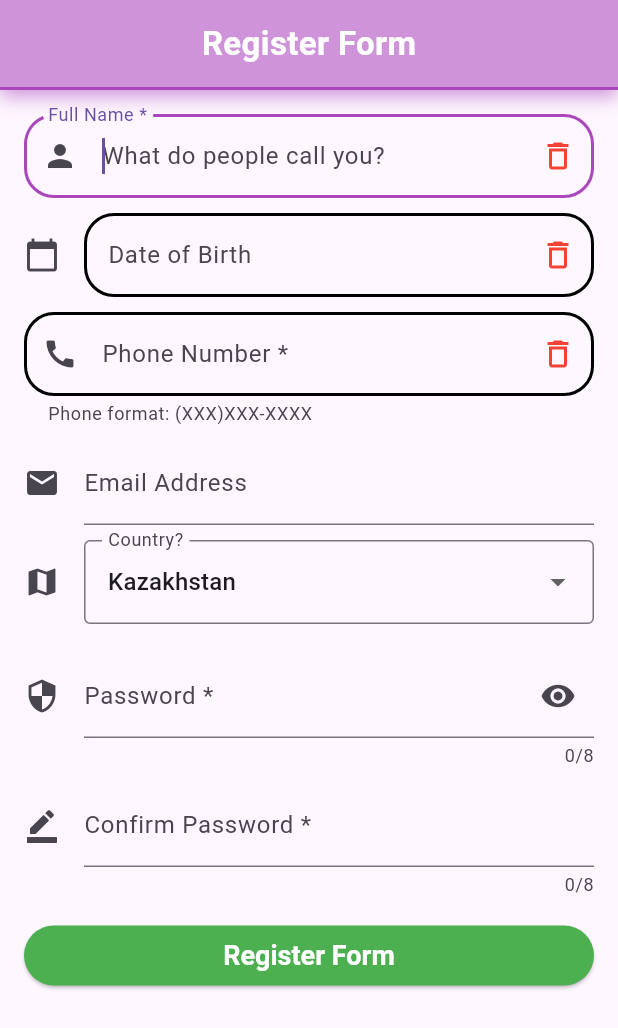
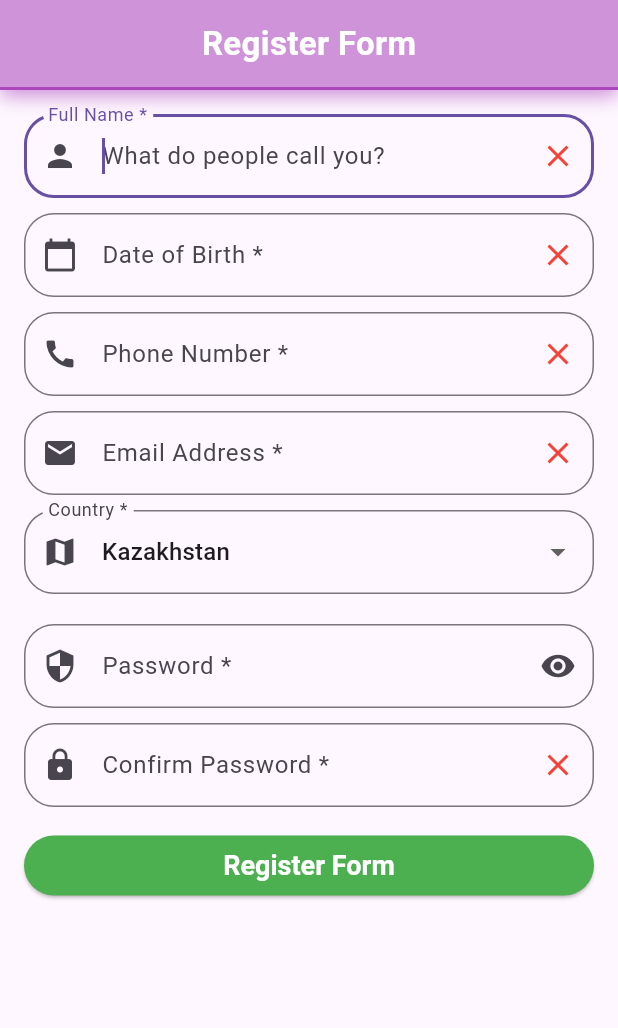
Before and after one commit to Ayazhan-smart/lab_6, a Flutter app: the screen it shows after launch, on a phone screen of 412 x 824 dp. Shown: the top 1028 px of the screen. Run offline on Flutter 3.47's test engine with Material 3 defaults, Android fonts, the phone set to English and light mode, and no system bars.

Commit message:
.\lab_6\

```diff
--- a/lab_6/lib/pages/register_form_page.dart
+++ b/lab_6/lib/pages/register_form_page.dart
@@ -100,22 +100,12 @@ class _RegisterFormPageState extends State<RegisterFormPage> {
     labelText: 'Full Name *',
     hintText: 'What do people call you?',
     prefixIcon: const Icon(Icons.person),
-                suffixIcon: GestureDetector(
-                  onTap: () {
-                    _nameController.clear();
-                  },
-                  child: const Icon(
-                    Icons.delete_outline,
-                    color: Colors.red,
+    suffixIcon: IconButton(
+      icon: const Icon(Icons.clear, color: Colors.red),
+      onPressed: () => _nameController.clear(),
     ),
-                ),
-                enabledBorder: const OutlineInputBorder(
-                  borderRadius: BorderRadius.all(Radius.circular(20.0)),
-                  borderSide: BorderSide(color: Colors.black, width: 2.0),
-                ),
-                focusedBorder: OutlineInputBorder(
-                  borderRadius: const BorderRadius.all(Radius.circular(20.0)),
-                  borderSide: BorderSide(color:  Colors.purple[400]!, width: 2.0),
+    border: OutlineInputBorder(
+      borderRadius: BorderRadius.circular(20.0),
     ),
   ),
   validator: validateName,
@@ -125,26 +115,15 @@ class _RegisterFormPageState extends State<RegisterFormPage> {
 TextFormField(
   controller: _dobController,
   decoration: InputDecoration(
-               border: OutlineInputBorder(),
-               icon: Icon(Icons.calendar_today),
-               labelText: 'Date of Birth',
+    labelText: 'Date of Birth *',
     hintText: 'DD/MM/YYYY',
-               suffixIcon: GestureDetector(
-                  onLongPress: () {
-                    _phoneController.clear();
-                  },
-                  child: const Icon(
-                    Icons.delete_outline,
-                    color: Colors.red,
+    prefixIcon: const Icon(Icons.calendar_today),
+    suffixIcon: IconButton(
+      icon: const Icon(Icons.clear, color: Colors.red),
+      onPressed: () => _dobController.clear(),
     ),
-                ),
-                enabledBorder: const OutlineInputBorder(
-                  borderRadius: BorderRadius.all(Radius.circular(20.0)),
-                  borderSide: BorderSide(color: Colors.black, width: 2.0),
-                ),
-                focusedBorder: OutlineInputBorder(
-                  borderRadius: const BorderRadius.all(Radius.circular(20.0)),
-                  borderSide: BorderSide(color: Colors.purple[400]!, width: 2.0),
+    border: OutlineInputBorder(
+      borderRadius: BorderRadius.circular(20.0),
     ),
   ),
   onTap: () async {
@@ -170,55 +149,52 @@ class _RegisterFormPageState extends State<RegisterFormPage> {
   controller: _phoneController,
   decoration: InputDecoration(
     labelText: 'Phone Number *',
-                hintText: 'Where can we reach you?',
-                helperText: 'Phone format: (XXX)XXX-XXXX',
+    hintText: '(XXX)XXX-XXXX',
     prefixIcon: const Icon(Icons.call),
-                suffixIcon: GestureDetector(
-                  onLongPress: () {
-                    _phoneController.clear();
-                  },
-                  child: const Icon(
-                    Icons.delete_outline,
-                    color: Colors.red,
+    suffixIcon: IconButton(
+      icon: const Icon(Icons.clear, color: Colors.red),
+      onPressed: () => _phoneController.clear(),
     ),
-                ),
-                enabledBorder: const OutlineInputBorder(
-                  borderRadius: BorderRadius.all(Radius.circular(20.0)),
-                  borderSide: BorderSide(color: Colors.black, width: 2.0),
-                ),
-                focusedBorder: OutlineInputBorder(
-                  borderRadius: const BorderRadius.all(Radius.circular(20.0)),
-                  borderSide: BorderSide(color: Colors.purple[400]!, width: 2.0),
+    border: OutlineInputBorder(
+      borderRadius: BorderRadius.circular(20.0),
     ),
   ),
   keyboardType: TextInputType.phone,
   inputFormatters: [
-                // FilteringTextInputFormatter.digitsOnly,
-                FilteringTextInputFormatter(RegExp(r'^[()\d -]{1,15}$'),
-                    allow: true),
+    FilteringTextInputFormatter.allow(RegExp(r'^[()\d -]{1,15}$')),
   ],
   validator: (value) => validatePhoneNumber(value!)
       ? null
-                  : 'Phone number must be entered as (###)###-####',
+      : 'Phone number must be (###)###-####',
 ),
 const SizedBox(height: 10),
 
 TextFormField(
   controller: _emailController,
-              decoration: const InputDecoration(
-                labelText: 'Email Address',
-                hintText: 'Enater a email address',
-                icon: Icon(Icons.mail),
+  decoration: InputDecoration(
+    labelText: 'Email Address *',
+    hintText: 'Enter your email',
+    prefixIcon: const Icon(Icons.mail),
+    suffixIcon: IconButton(
+      icon: const Icon(Icons.clear, color: Colors.red),
+      onPressed: () => _emailController.clear(),
+    ),
+    border: OutlineInputBorder(
+      borderRadius: BorderRadius.circular(20.0),
+    ),
   ),
   keyboardType: TextInputType.emailAddress,
-              // validator: _validateEmail,
 ),
 const SizedBox(height: 10),
+
 DropdownButtonFormField(
-              decoration: const InputDecoration(
-                  border: OutlineInputBorder(),
-                  icon: Icon(Icons.map),
-                  labelText: 'Country?'),
+  decoration: InputDecoration(
+    labelText: 'Country *',
+    prefixIcon: const Icon(Icons.map),
+    border: OutlineInputBorder(
+      borderRadius: BorderRadius.circular(20.0),
+    ),
+  ),
   items: _countries.map((country) {
     return DropdownMenuItem(
       value: country,
@@ -238,20 +214,21 @@ class _RegisterFormPageState extends State<RegisterFormPage> {
   focusNode: _passFocus,
   controller: _passController,
   obscureText: _hidePass,
-              maxLength: 8,
   decoration: InputDecoration(
     labelText: 'Password *',
-                hintText: 'Enter the password',
+    hintText: 'Enter your password',
+    prefixIcon: const Icon(Icons.security),
     suffixIcon: IconButton(
-                  icon:
-                      Icon(_hidePass ? Icons.visibility : Icons.visibility_off),
+      icon: Icon(_hidePass ? Icons.visibility : Icons.visibility_off),
       onPressed: () {
         setState(() {
           _hidePass = !_hidePass;
         });
       },
     ),
-                icon: const Icon(Icons.security),
+    border: OutlineInputBorder(
+      borderRadius: BorderRadius.circular(20.0),
+    ),
   ),
   validator: _validatePassword,
 ),
@@ -260,16 +237,22 @@ class _RegisterFormPageState extends State<RegisterFormPage> {
 TextFormField(
   controller: _confirmPassController,
   obscureText: _hidePass,
-              maxLength: 8,
-              decoration: const InputDecoration(
+  decoration: InputDecoration(
     labelText: 'Confirm Password *',
-                hintText: 'Confirm the password',
-                icon: Icon(Icons.border_color),
+    hintText: 'Confirm your password',
+    prefixIcon: const Icon(Icons.lock),
+    suffixIcon: IconButton(
+      icon: const Icon(Icons.clear, color: Colors.red),
+      onPressed: () => _confirmPassController.clear(),
+    ),
+    border: OutlineInputBorder(
+      borderRadius: BorderRadius.circular(20.0),
+    ),
   ),
   validator: _validatePassword,
 ),
+const SizedBox(height: 15),
 
-            const SizedBox(height: 15),
               ElevatedButton(
   onPressed: _submitForm,
   style: ElevatedButton.styleFrom(
```
Lines whose indentation alone changed are shown as unchanged.
